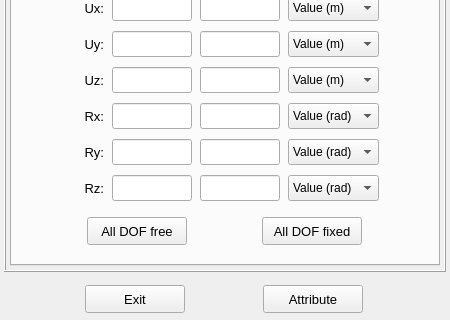
Qt form pulse/interface/data/ui_files/model/setup/structural/prescribed_dof_input.ui (open-pulse/OpenPulse) before a commit; both pictures show x 0 to 450 and y 180 to 500 of the 450 by 500 pixel window.
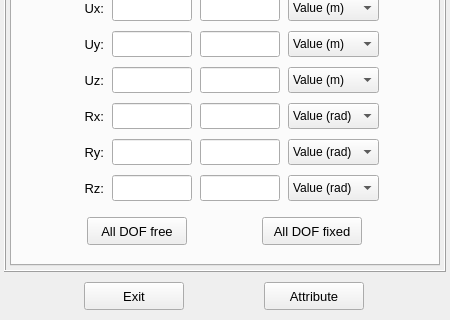
The same form after that commit. Icons and pictures are not drawn.

```diff
--- a/pulse/interface/data/ui_files/model/setup/structural/prescribed_dof_input.ui
+++ b/pulse/interface/data/ui_files/model/setup/structural/prescribed_dof_input.ui
@@ -2154,8 +2154,23 @@
      <property name="frameShape">
       <enum>QFrame::Shape::NoFrame</enum>
      </property>
-     <layout class="QHBoxLayout" name="horizontalLayout_2">
-      <item>
+     <layout class="QGridLayout" name="gridLayout">
+      <property name="leftMargin">
+       <number>2</number>
+      </property>
+      <property name="topMargin">
+       <number>2</number>
+      </property>
+      <property name="rightMargin">
+       <number>2</number>
+      </property>
+      <property name="bottomMargin">
+       <number>2</number>
+      </property>
+      <property name="spacing">
+       <number>2</number>
+      </property>
+      <item row="0" column="0">
        <widget class="QPushButton" name="pushButton_exit_tab0">
         <property name="minimumSize">
          <size>
@@ -2185,7 +2200,7 @@
         </property>
        </widget>
       </item>
-      <item>
+      <item row="0" column="1">
        <widget class="QPushButton" name="pushButton_attribute">
         <property name="minimumSize">
          <size>
```
